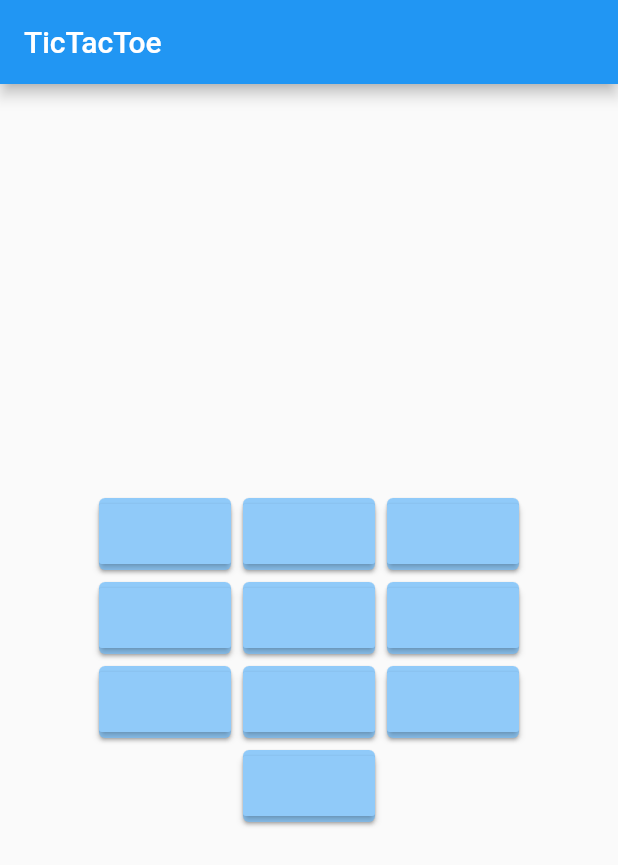
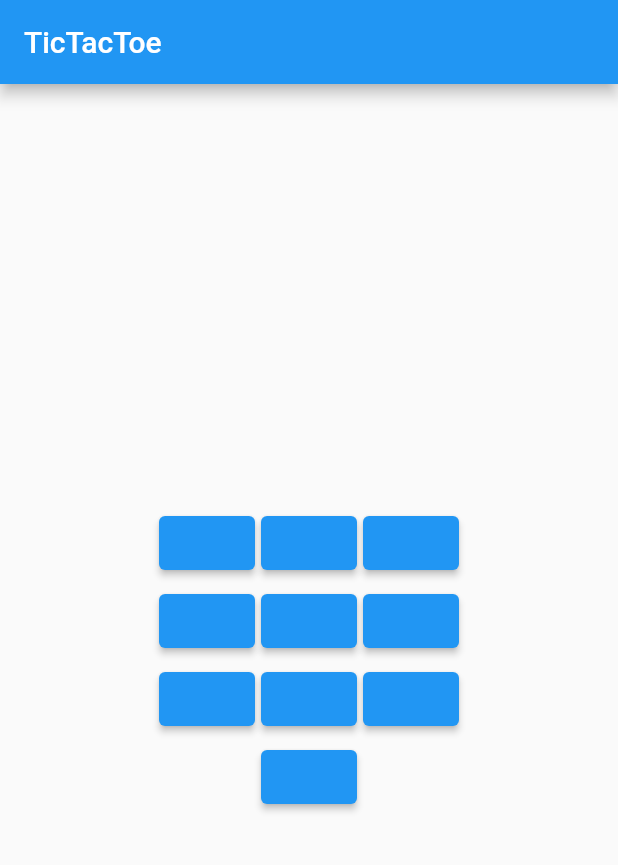
Before and after one commit to micedreams/tic-tac-toe, a Flutter app: the screen it shows after launch, on a phone screen of 412 x 824 dp. Shown: the top 865 px of the screen. Run offline on Flutter 3.47's test engine with Material 2 defaults, Android fonts, the phone set to English and light mode, and no system bars.

Commit message:
removed depricated code

```diff
--- a/lib/tic_tac_toe.dart
+++ b/lib/tic_tac_toe.dart
@@ -26,7 +26,7 @@ class _TicTacToeState extends State<TicTacToe> {
   String i = "";
 
   _box() {
-    String _initialValue;
+    late String _initialValue;
     setState(() {
       _initialValue = value;
     });
@@ -105,6 +105,7 @@ class _TicTacToeState extends State<TicTacToe> {
         ),
         body: Center(
           child: Column(
+            mainAxisSize: MainAxisSize.min,
             mainAxisAlignment: MainAxisAlignment.center,
             children: [
               Row(
@@ -143,18 +144,17 @@ class _TicTacToeState extends State<TicTacToe> {
   }
 }
 
-Card box(BuildContext context,formState, slot, value) {
-  return Card(
-    color: Colors.blue.shade200,
-    child: RaisedButton(
-      color: Colors.blue.shade200,
+ box(BuildContext context,formState, slot, value) {
+  return Padding(
+    padding: const EdgeInsets.all(2.0),
+    child: ElevatedButton(
       onPressed: () {
         formState.click(slot);
         formState.checkresult();
       },
       child: Center(
-        child: Text(value, style: Theme.of(context).textTheme.headline4),
+        child: Text(value),
       ),
-    )
+    ),
   );
 }
--- a/pubspec.yaml
+++ b/pubspec.yaml
@@ -18,7 +18,7 @@ publish_to: 'none' # Remove this line if you wish to publish to pub.dev
 version: 1.0.0+1
 
 environment:
-  sdk: ">=2.7.0 <3.0.0"
+  sdk: ">=2.13.0 <3.0.0"
 
 dependencies:
   flutter:
```
Also changed, not shown: pubspec.lock, 2 other files.
